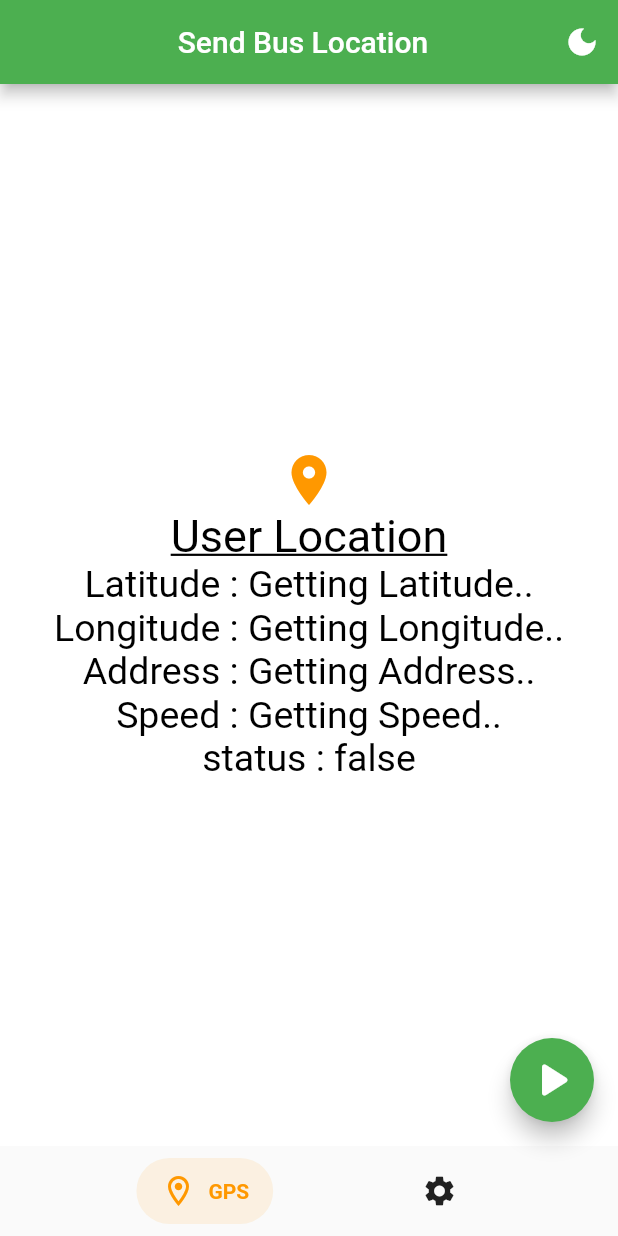
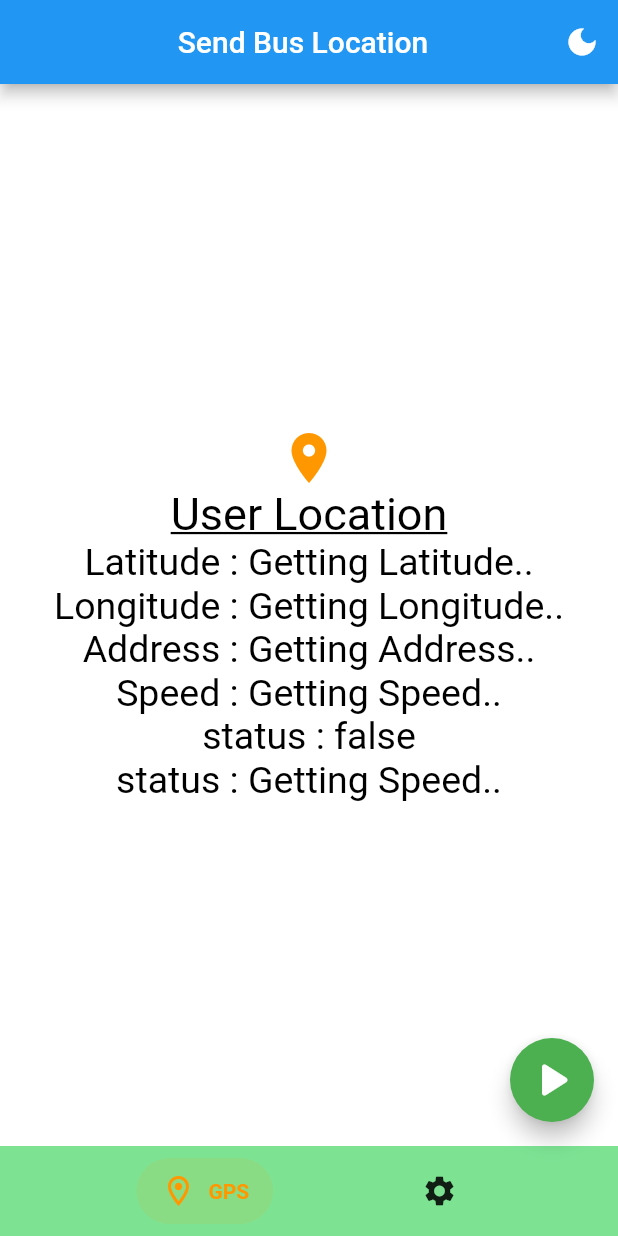
Before and after one commit to alecorodri/SendBusLocation, a Flutter app: the screen it shows after launch, after a tap on the "dark mode" icon, on a phone screen of 412 x 824 dp. Run offline on Flutter 3.47's test engine with Material 2 defaults, Android fonts, the light colour scheme and no system bars; drawn by our look-alikes of salomon_bottom_bar; our stand-ins replace geocoding, geolocator, get, get_storage.

Commit message:
fixing Getstorage

```diff
--- a/lib/components/color_palette_componets.dart
+++ b/lib/components/color_palette_componets.dart
@@ -1,8 +1,10 @@
 import 'package:flutter/material.dart';
 
 class ColorPalette {
-  static const primaryGreen = Color(0xFF36D88F);
+  static const primaryGreen = Color(0xFFD3F5Ce);
   static const secundaryGreen = Color(0xFF7DE393);
-  // static const primaryGreen = Color(0x0036D88F);
-  // static const primaryGreen = Color(0x0036D88F);
+  static const darkGreen = Color(0xFF27A09E);
+  static const darkGreenBlue = Color(0xFF0B1C27);
+  static const orange = Color(0xFFFF9800);
+  static const teal = Color(0xFF009688);
 }
--- a/lib/controllers/theme_controller.dart
+++ b/lib/controllers/theme_controller.dart
@@ -1,11 +1,18 @@
-//import 'package:get/get.dart';
+import 'package:flutter/material.dart';
+import 'package:get/get.dart';
+import 'package:get_storage/get_storage.dart';
 
-// class ThemeController extends GetxController {
-//   var isActive = false.obs;
+class ThemeController extends GetxController {
+  final _box = GetStorage();
+  final _key = 'isThemeMode';
 
-//   void changeTheme() {
-//     isActive.update((val) {
-//       isActive.value = !isActive.value;
-//     });
-//   }
-// }
+  ThemeMode get theme => _loadThemeFromBox() ? ThemeMode.dark : ThemeMode.light;
+
+  bool _loadThemeFromBox() => _box.read(_key) ?? false;
+  _saveThemeToBox(bool isDarkMode) => _box.write(_key, isDarkMode);
+
+  void switchTheme() {
+    Get.changeThemeMode(_loadThemeFromBox() ? ThemeMode.light : ThemeMode.dark);
+    _saveThemeToBox(!_loadThemeFromBox());
+  }
+}
--- a/lib/main.dart
+++ b/lib/main.dart
@@ -1,9 +1,12 @@
 import 'package:flutter/material.dart';
 import 'package:get/get.dart';
+import 'package:get_storage/get_storage.dart';
+import 'package:sendbuslocation_app/controllers/theme_controller.dart';
 import 'package:sendbuslocation_app/routes/routes.dart';
 import 'package:sendbuslocation_app/widgets/custom_themes.dart';
 
-void main() {
+void main() async {
+  await GetStorage.init();
   runApp(const MyApp());
 }
 
@@ -13,8 +16,9 @@ class MyApp extends StatelessWidget {
   Widget build(BuildContext context) {
     return GetMaterialApp(
         debugShowCheckedModeBanner: false,
-        theme: CustomThemes.darkTheme,
-        darkTheme: CustomThemes.primaryTheme,
+        theme: CustomThemes.dark,
+        darkTheme: CustomThemes.light,
+        themeMode: ThemeController().theme,
         title: 'Send Bus Location',
         initialRoute: '/homepage',
         getPages: Routes.routes);
--- a/lib/pages/home_page.dart
+++ b/lib/pages/home_page.dart
@@ -2,7 +2,8 @@ import 'package:flutter/material.dart';
 import 'package:get/get.dart';
 import 'package:salomon_bottom_bar/salomon_bottom_bar.dart';
 import 'package:sendbuslocation_app/controllers/location_controller.dart';
-import 'package:sendbuslocation_app/pages/settings_page.dart';
+import 'package:sendbuslocation_app/controllers/theme_controller.dart';
+//import 'package:sendbuslocation_app/pages/settings_page.dart';
 import 'location_page.dart';
 import 'travel_page.dart';
 
@@ -22,6 +23,7 @@ class _MyHomePageState extends State<MyHomePage> {
   @override
   Widget build(BuildContext context) {
     return Scaffold(
+        backgroundColor: context.theme.backgroundColor,
         appBar: AppBar(
           actions: [
             IconButton(
@@ -29,6 +31,7 @@ class _MyHomePageState extends State<MyHomePage> {
                   !Get.isDarkMode
                       ? Get.changeThemeMode(ThemeMode.light)
                       : Get.changeThemeMode(ThemeMode.dark);
+                  ThemeController().switchTheme();
                 }),
                 icon: const Icon(Icons.dark_mode))
           ],
--- a/lib/pages/location_page.dart
+++ b/lib/pages/location_page.dart
@@ -60,6 +60,12 @@ class LocationPage extends GetView<LocationController> {
                   style: const TextStyle(color: Colors.black, fontSize: 25),
                 ),
               ),
+              Obx(
+                () => Text(
+                  'status : ${controller.speed.value}',
+                  style: const TextStyle(color: Colors.black, fontSize: 25),
+                ),
+              ),
             ],
           ),
         ),
--- a/lib/widgets/custom_nav_bar.dart
+++ b/lib/widgets/custom_nav_bar.dart
@@ -32,14 +32,14 @@ class _CustomNavBarState extends State<CustomNavBar> {
         SalomonBottomBarItem(
           icon: const Icon(Icons.location_on_outlined),
           title: const Text("GPS"),
-          selectedColor: Colors.orange,
+          selectedColor: const Color(0xFFFF9800),
         ),
 
         /// Settings
         SalomonBottomBarItem(
           icon: const Icon(Icons.settings),
           title: const Text("Settings"),
-          selectedColor: Colors.teal,
+          selectedColor: const Color(0xFF009688),
         ),
       ],
     );
--- a/lib/widgets/custom_themes.dart
+++ b/lib/widgets/custom_themes.dart
@@ -1,9 +1,21 @@
 import 'package:flutter/material.dart';
+import 'package:sendbuslocation_app/components/color_palette_componets.dart';
 
 class CustomThemes {
-  static final primaryTheme = ThemeData(
-    primarySwatch: Colors.green,
-    visualDensity: VisualDensity.adaptivePlatformDensity,
+  static final light = ThemeData.light().copyWith(
+    backgroundColor: ColorPalette.secundaryGreen,
+    bottomAppBarColor: ColorPalette.secundaryGreen,
+    buttonTheme: const ButtonThemeData(
+      buttonColor: Colors.green,
+      textTheme: ButtonTextTheme.primary,
+    ),
   );
-  static final darkTheme = ThemeData.dark();
+  static final dark = ThemeData.dark().copyWith(
+    backgroundColor: ColorPalette.darkGreenBlue,
+    bottomAppBarColor: Colors.green,
+    buttonTheme: const ButtonThemeData(
+      buttonColor: Colors.green,
+      textTheme: ButtonTextTheme.primary,
+    ),
+  );
 }
--- a/pubspec.yaml
+++ b/pubspec.yaml
@@ -41,7 +41,9 @@ dependencies:
   geocoding: ^2.0.4
   salomon_bottom_bar: ^3.3.1
   shared_preferences: ^2.0.15
-  #get_storage: ^2.0.3
+  permission_handler: ^10.0.0
+  #device_info_plus: ^0.0.1
+  get_storage: ^2.0.3
   #hive: ^2.2.3
   #hive_flutter: ^1.1.0
   #path_provider: ^2.0.11
```
Also changed, not shown: pubspec.lock, 2 other files.
